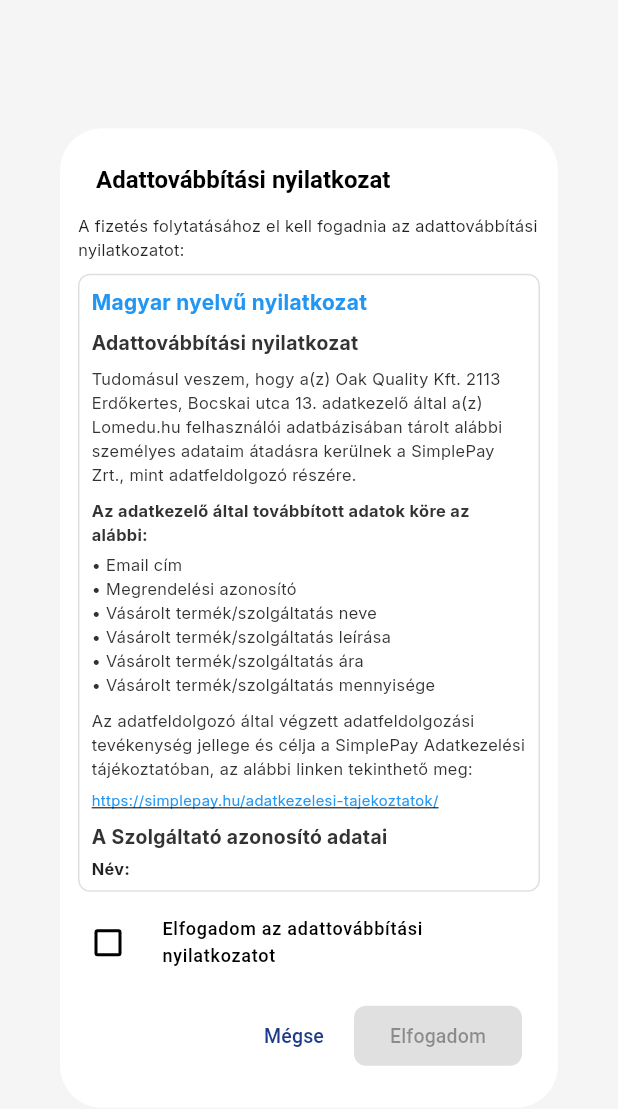
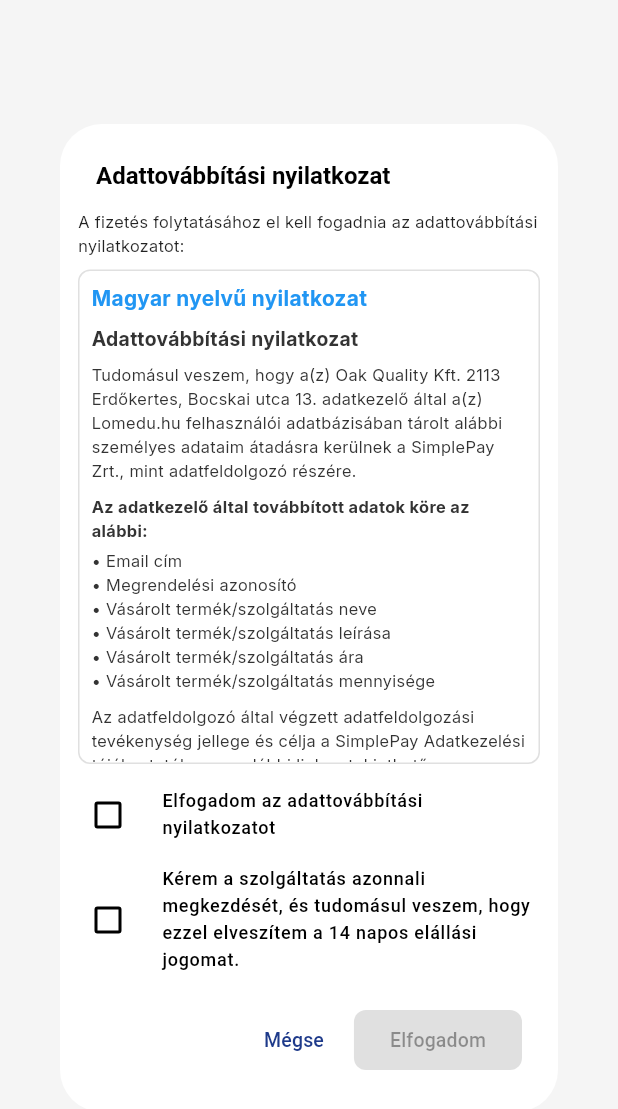
Before and after one commit to TattilaNinox/LomeduUserWeb, a Flutter app: the DataTransferConsentDialog widget shown alone on an empty page, opened directly, on a phone screen of 412 x 824 dp. Shown: the top 1109 px of the screen. Run offline on Flutter 3.47's test engine with Material 3 defaults, Android fonts, the phone set to English and light mode, and no system bars; our stand-ins replace audioplayers, cloud_firestore, cloud_functions, device_info_plus, firebase_auth, firebase_core and 11 more; missing offline and left inert: base32, dart:js_interop, dart:ui_web, excel, file_selector, otp; accounts and stored records are empty.

Commit message:
feat: fizetĂ©si folyamat mĂłdosĂ­tĂˇsa, elĂˇllĂˇsi jogrĂłl valĂł lemondĂˇs hozzĂˇadĂˇsa

```diff
--- a/lib/widgets/data_transfer_consent_dialog.dart
+++ b/lib/widgets/data_transfer_consent_dialog.dart
@@ -29,6 +29,7 @@
 
 class _DataTransferConsentDialogState extends State<DataTransferConsentDialog> {
   bool _accepted = false;
+  bool _withdrawalAccepted = false;
 
   Future<void> _launchSimplePayUrl() async {
     final uri = Uri.parse('https://simplepay.hu/adatkezelesi-tajekoztatok/');
@@ -50,8 +51,8 @@
     final screenSize = MediaQuery.of(context).size;
     final isMobile = screenSize.width < 600;
     final dialogHeight = isMobile
-        ? screenSize.height * 0.5 // Mobil: 50%
-        : (screenSize.height * 0.6).clamp(300.0, 500.0);
+        ? screenSize.height * 0.4 // Mobil: 40% (kisebb, hogy kiférjen a 2 checkbox)
+        : (screenSize.height * 0.5).clamp(200.0, 450.0);
     final fontSize = isMobile ? 11.0 : 13.0;
     final titleSize = isMobile ? 13.0 : 15.0;
 
@@ -97,7 +98,7 @@
               ),
             ),
             SizedBox(height: isMobile ? 8 : 16),
-            // Checkbox
+            // Checkbox 1 - Adattovábbítás
             CheckboxListTile(
               value: _accepted,
               onChanged: (value) {
@@ -116,6 +117,25 @@
               contentPadding: EdgeInsets.zero,
               dense: true,
             ),
+            // Checkbox 2 - Elállási jog
+            CheckboxListTile(
+              value: _withdrawalAccepted,
+              onChanged: (value) {
+                setState(() {
+                  _withdrawalAccepted = value ?? false;
+                });
+              },
+              title: Text(
+                'Kérem a szolgáltatás azonnali megkezdését, és tudomásul veszem, hogy ezzel elveszítem a 14 napos elállási jogomat.',
+                style: TextStyle(
+                  fontWeight: FontWeight.w500,
+                  fontSize: isMobile ? 12 : 14,
+                ),
+              ),
+              controlAffinity: ListTileControlAffinity.leading,
+              contentPadding: EdgeInsets.zero,
+              dense: true,
+            ),
           ],
         ),
       ),
@@ -125,7 +145,9 @@
           child: Text('Mégse', style: TextStyle(fontSize: isMobile ? 13 : 14)),
         ),
         ElevatedButton(
-          onPressed: _accepted ? () => Navigator.of(context).pop(true) : null,
+          onPressed: (_accepted && _withdrawalAccepted)
+              ? () => Navigator.of(context).pop(true)
+              : null,
           child:
               Text('Elfogadom', style: TextStyle(fontSize: isMobile ? 13 : 14)),
         ),
@@ -205,6 +227,34 @@
         _buildDataRow('Cégjegyzékszám:', '13 09 084075', isMobile, fontSize),
         _buildDataRow('Adószám:', '11803010-2-13', isMobile, fontSize),
         _buildDataRow('E-mail:', 'support@lomedu.hu', isMobile, fontSize),
+        SizedBox(height: isMobile ? 8 : 16),
+        Text(
+          '7. Elállási jog és annak elvesztése',
+          style: TextStyle(fontSize: titleSize, fontWeight: FontWeight.bold),
+        ),
+        SizedBox(height: isMobile ? 6 : 12),
+        Text(
+          '7.1. A 14 napos elállási jog alapszabálya',
+          style: TextStyle(fontSize: fontSize, fontWeight: FontWeight.bold),
+        ),
+        Text(
+          'A fogyasztót a 45/2014. (II. 26.) Korm. rendelet 20. §-a alapján főszabály szerint megilletné a 14 napos indokolás nélküli elállási jog.',
+          style: TextStyle(fontSize: fontSize),
+        ),
+        SizedBox(height: isMobile ? 4 : 8),
+        Text(
+          '7.2. Kivétel: Az elállási jog elvesztése',
+          style: TextStyle(fontSize: fontSize, fontWeight: FontWeight.bold),
+        ),
+        Text(
+          'A Korm. rendelet 29. § (1) bekezdés m) pontja alapján a fogyasztó nem gyakorolhatja elállási jogát a nem tárgyi adathordozón nyújtott digitális adattartalom (jelen Webalkalmazás) tekintetében, ha a vállalkozás a fogyasztó kifejezett, előzetes beleegyezésével kezdte meg a teljesítést, és a fogyasztó e beleegyezésével egyidejűleg nyilatkozott annak tudomásulvételéről, hogy a teljesítés megkezdését követően elveszíti elállási jogát.',
+          style: TextStyle(fontSize: fontSize),
+        ),
+        SizedBox(height: isMobile ? 4 : 8),
+        Text(
+          'A Felhasználó a fizetési folyamat során a jelölőnégyzet bepipálásával kifejezetten kéri a szolgáltatás azonnali megkezdését, és tudomásul veszi, hogy ezzel a sikeres fizetés pillanatától kezdve elveszíti a 14 napos elállási (pénzvisszafizetési) jogát.',
+          style: TextStyle(fontSize: fontSize, fontWeight: FontWeight.w600),
+        ),
       ],
     );
   }
@@ -281,6 +331,34 @@
         _buildDataRow('Registration:', '13 09 084075', isMobile, fontSize),
         _buildDataRow('Tax number:', '11803010-2-13', isMobile, fontSize),
         _buildDataRow('Email:', 'support@lomedu.hu', isMobile, fontSize),
+        SizedBox(height: isMobile ? 8 : 16),
+        Text(
+          '7. Right of withdrawal and its loss',
+          style: TextStyle(fontSize: titleSize, fontWeight: FontWeight.bold),
+        ),
+        SizedBox(height: isMobile ? 6 : 12),
+        Text(
+          '7.1. General rule of the 14-day right of withdrawal',
+          style: TextStyle(fontSize: fontSize, fontWeight: FontWeight.bold),
+        ),
+        Text(
+          'Based on Section 20 of Gov. Decree 45/2014 (II. 26.), the consumer is generally entitled to a 14-day right of withdrawal without justification.',
+          style: TextStyle(fontSize: fontSize),
+        ),
+        SizedBox(height: isMobile ? 4 : 8),
+        Text(
+          '7.2. Exception: Loss of right of withdrawal',
+          style: TextStyle(fontSize: fontSize, fontWeight: FontWeight.bold),
+        ),
+        Text(
+          'Based on Section 29 (1) m) of the Gov. Decree, the consumer may not exercise their right of withdrawal with respect to digital content provided on a non-tangible medium (this Web Application) if the business has commenced performance with the consumer\'s express, prior consent, and the consumer has acknowledged, simultaneously with this consent, that they will lose their right of withdrawal after the commencement of performance.',
+          style: TextStyle(fontSize: fontSize),
+        ),
+        SizedBox(height: isMobile ? 4 : 8),
+        Text(
+          'By checking the checkbox during the payment process, the User expressly requests the immediate commencement of the service and acknowledges that they lose their 14-day right of withdrawal (refund) from the moment of successful payment.',
+          style: TextStyle(fontSize: fontSize, fontWeight: FontWeight.w600),
+        ),
       ],
     );
   }
```
